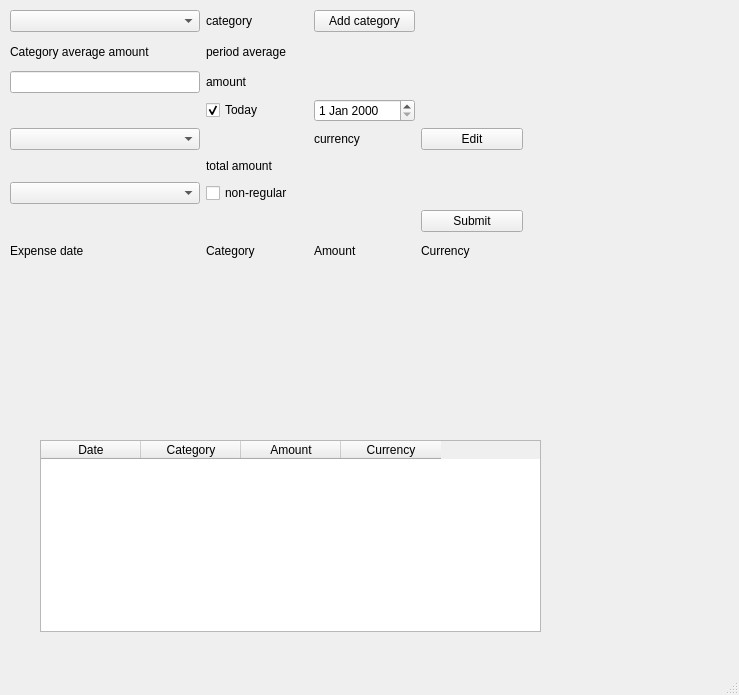
Old version of the form mainwindow.ui in the repository tvb2/expenses.
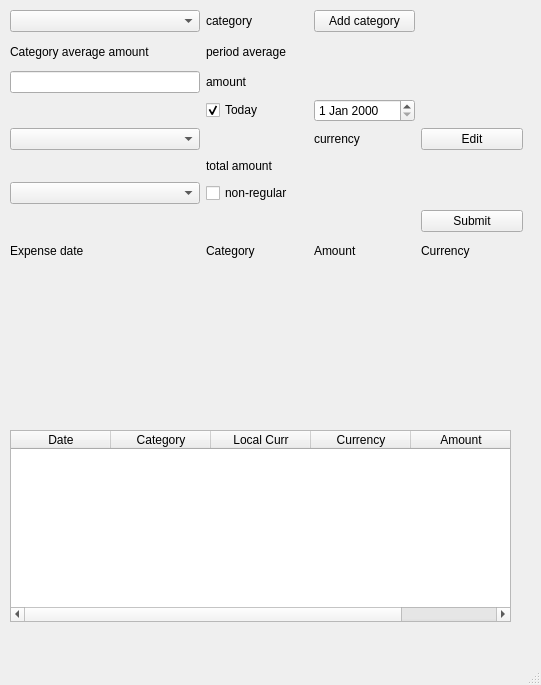
New version of the form.

The edit to the form file:
```diff
--- a/mainwindow.ui
+++ b/mainwindow.ui
@@ -6,8 +6,8 @@
    <rect>
     <x>0</x>
     <y>0</y>
-    <width>739</width>
-    <height>695</height>
+    <width>541</width>
+    <height>685</height>
    </rect>
   </property>
   <property name="windowTitle">
@@ -400,8 +400,8 @@
    <widget class="QTableWidget" name="tableWidget">
     <property name="geometry">
      <rect>
-      <x>40</x>
-      <y>440</y>
+      <x>10</x>
+      <y>430</y>
       <width>501</width>
       <height>192</height>
      </rect>
@@ -452,7 +452,7 @@
     </column>
     <column>
      <property name="text">
-      <string>Amount</string>
+      <string>Local Curr</string>
      </property>
     </column>
     <column>
@@ -460,6 +460,11 @@
       <string>Currency</string>
      </property>
     </column>
+    <column>
+     <property name="text">
+      <string>Amount</string>
+     </property>
+    </column>
    </widget>
   </widget>
   <widget class="QMenuBar" name="menubar">
```
Left out of the diff: 2 changed lines with no effect on the pictures.
